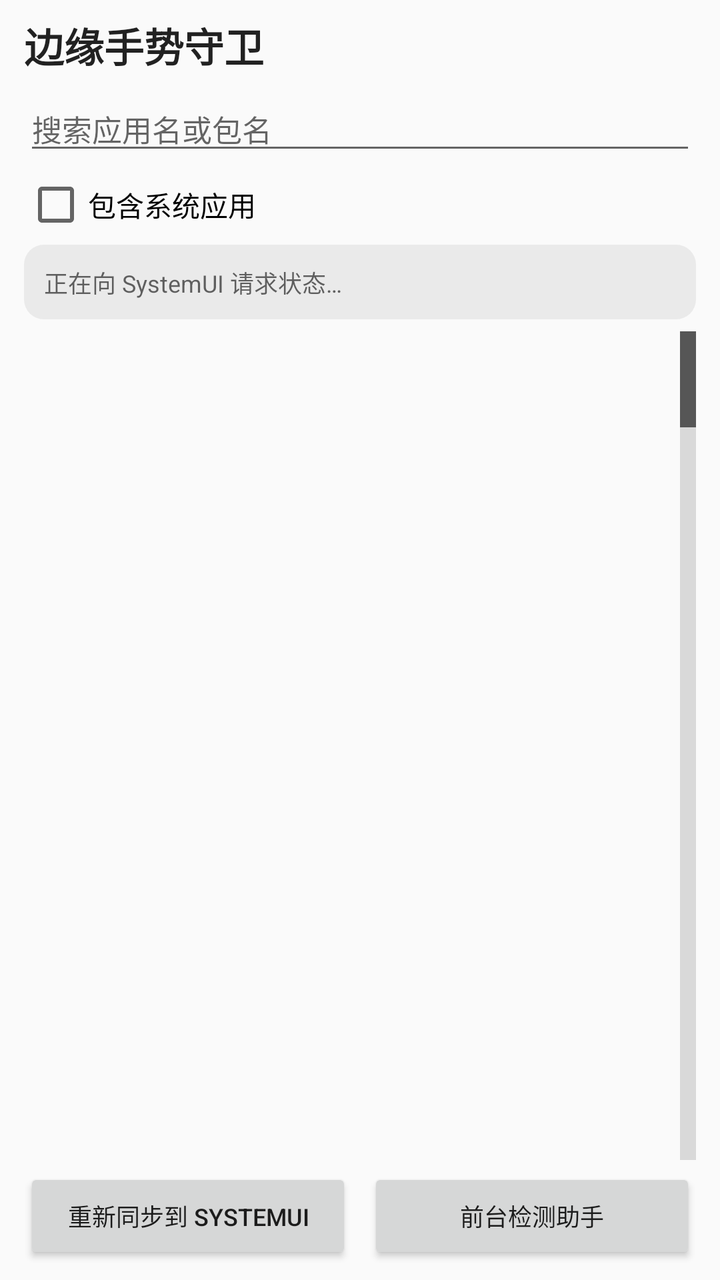
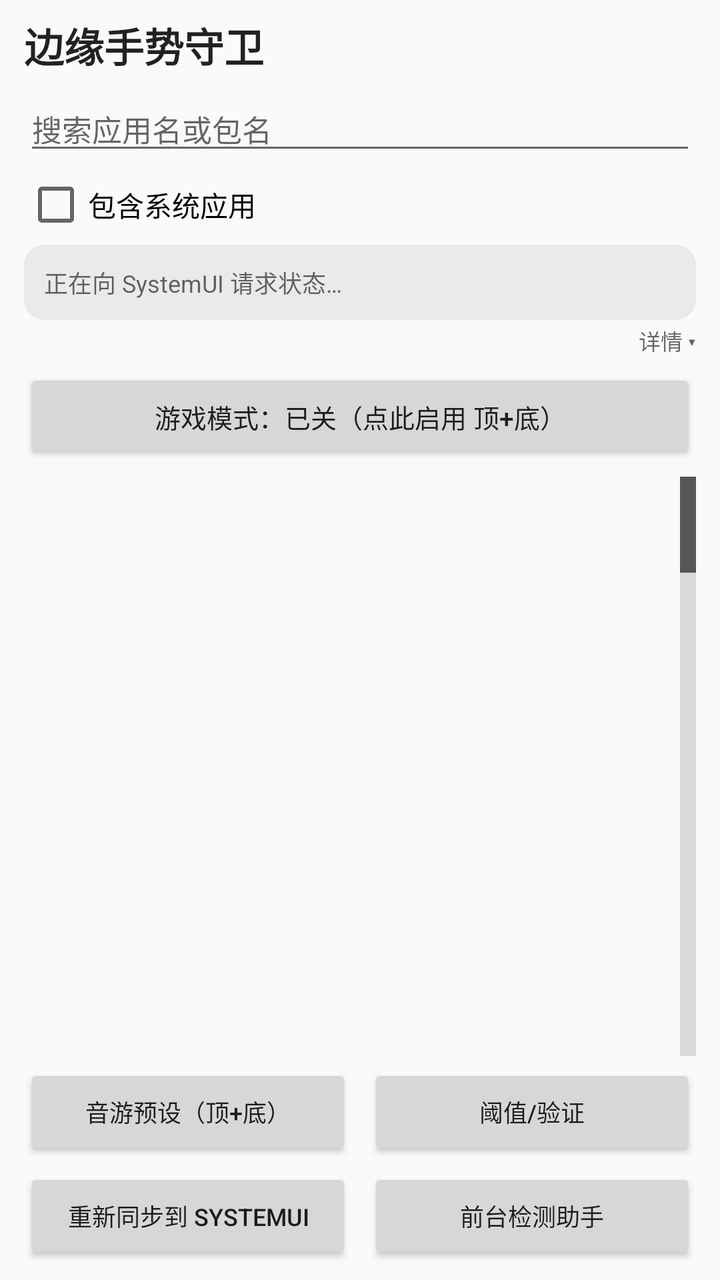

Screens rendered from an Android XML layout before and after an edit, with the pre-edit source and the edit as a unified diff.
<!-- AndroidManifest.xml: application theme AppTheme -->
<!-- res/layout/activity_main.xml -->
<?xml version="1.0" encoding="utf-8"?>
<LinearLayout xmlns:android="http://schemas.android.com/apk/res/android"
    android:layout_width="match_parent"
    android:layout_height="match_parent"
    android:fitsSystemWindows="true"
    android:orientation="vertical"
    android:paddingLeft="12dp"
    android:paddingTop="8dp"
    android:paddingRight="12dp"
    android:paddingBottom="8dp">

    <TextView
        android:layout_width="match_parent"
        android:layout_height="wrap_content"
        android:paddingBottom="6dp"
        android:text="@string/app_name"
        android:textColor="?android:attr/textColorPrimary"
        android:textSize="20sp"
        android:textStyle="bold" />

    <EditText
        android:id="@+id/search"
        android:layout_width="match_parent"
        android:layout_height="wrap_content"
        android:hint="@string/search_hint"
        android:importantForAutofill="no"
        android:inputType="text"
        android:maxLines="1"
        android:textSize="15sp" />

    <CheckBox
        android:id="@+id/include_system"
        android:layout_width="wrap_content"
        android:layout_height="wrap_content"
        android:minHeight="40dp"
        android:text="@string/include_system_apps"
        android:textSize="14sp" />

    <TextView
        android:id="@+id/status_view"
        android:layout_width="match_parent"
        android:layout_height="wrap_content"
        android:background="@drawable/bg_panel"
        android:lineSpacingExtra="2dp"
        android:padding="10dp"
        android:text="@string/status_loading"
        android:textColor="?android:attr/textColorSecondary"
        android:textIsSelectable="true"
        android:textSize="12sp" />

    <FrameLayout
        android:layout_width="match_parent"
        android:layout_height="0dp"
        android:layout_marginTop="6dp"
        android:layout_weight="1">

        <ListView
            android:id="@+id/app_list"
            android:layout_width="match_parent"
            android:layout_height="match_parent"
            android:divider="?android:attr/listDivider"
            android:dividerHeight="1px"
            android:fastScrollEnabled="true" />

        <TextView
            android:id="@+id/empty_view"
            android:layout_width="match_parent"
            android:layout_height="match_parent"
            android:gravity="center"
            android:text="@string/empty_list"
            android:textColor="?android:attr/textColorSecondary"
            android:textSize="14sp"
            android:visibility="gone" />
    </FrameLayout>

    <LinearLayout
        android:layout_width="match_parent"
        android:layout_height="wrap_content"
        android:orientation="horizontal"
        android:paddingTop="4dp">

        <Button
            android:id="@+id/btn_sync"
            android:layout_width="0dp"
            android:layout_height="wrap_content"
            android:layout_weight="1"
            android:text="@string/btn_sync"
            android:textSize="12sp" />

        <Button
            android:id="@+id/btn_accessibility"
            android:layout_width="0dp"
            android:layout_height="wrap_content"
            android:layout_marginStart="8dp"
            android:layout_weight="1"
            android:text="@string/btn_accessibility"
            android:textSize="12sp" />
    </LinearLayout>
</LinearLayout>
<!-- resources referenced by this layout -->
<resources>
  <!-- drawable bg_panel (drawable) -->
  <?xml version="1.0" encoding="utf-8"?>
  <shape xmlns:android="http://schemas.android.com/apk/res/android"
      android:shape="rectangle">
      <solid android:color="#22808080" />
      <corners android:radius="10dp" />
  </shape>
  <string name="app_name">边缘手势守卫</string>
  <string name="btn_accessibility">前台检测助手</string>
  <string name="btn_sync">重新同步到 SystemUI</string>
  <string name="empty_list">没有匹配的应用</string>
  <string name="include_system_apps">包含系统应用</string>
  <string name="search_hint">搜索应用名或包名</string>
  <string name="status_loading">正在向 SystemUI 请求状态…</string>
  <style name="AppTheme" parent="@android:style/Theme.Material.Light.NoActionBar">
          <item name="android:windowBackground">?android:attr/colorBackground</item>
      </style>
</resources>

<!-- the commit's change to res/layout/activity_main.xml (unified diff, before → after) -->
@@ -36,8 +36,9 @@
         android:text="@string/include_system_apps"
         android:textSize="14sp" />
 
+    
     <TextView
-        android:id="@+id/status_view"
+        android:id="@+id/status_brief"
         android:layout_width="match_parent"
         android:layout_height="wrap_content"
         android:background="@drawable/bg_panel"
@@ -45,8 +46,47 @@
         android:padding="10dp"
         android:text="@string/status_loading"
         android:textColor="?android:attr/textColorSecondary"
-        android:textIsSelectable="true"
         android:textSize="12sp" />
+
+    <TextView
+        android:id="@+id/status_toggle"
+        android:layout_width="match_parent"
+        android:layout_height="wrap_content"
+        android:gravity="end"
+        android:paddingTop="2dp"
+        android:paddingBottom="2dp"
+        android:text="@string/status_show_detail"
+        android:textColor="?android:attr/textColorSecondary"
+        android:textSize="11sp" />
+
+    
+    <ScrollView
+        android:id="@+id/status_scroll"
+        android:layout_width="match_parent"
+        android:layout_height="200dp"
+        android:background="@drawable/bg_panel"
+        android:padding="8dp"
+        android:scrollbars="vertical"
+        android:visibility="gone">
+
+        <TextView
+            android:id="@+id/status_view"
+            android:layout_width="match_parent"
+            android:layout_height="wrap_content"
+            android:lineSpacingExtra="2dp"
+            android:text="@string/status_loading"
+            android:textColor="?android:attr/textColorSecondary"
+            android:textIsSelectable="true"
+            android:textSize="12sp" />
+    </ScrollView>
+
+    <Button
+        android:id="@+id/btn_game_mode"
+        android:layout_width="match_parent"
+        android:layout_height="wrap_content"
+        android:layout_marginTop="4dp"
+        android:text="@string/btn_game_mode_off"
+        android:textSize="13sp" />
 
     <FrameLayout
         android:layout_width="match_parent"
@@ -80,6 +120,30 @@
         android:paddingTop="4dp">
 
         <Button
+            android:id="@+id/btn_game_preset"
+            android:layout_width="0dp"
+            android:layout_height="wrap_content"
+            android:layout_weight="1"
+            android:text="@string/btn_game_preset"
+            android:textSize="12sp" />
+
+        <Button
+            android:id="@+id/btn_tuning"
+            android:layout_width="0dp"
+            android:layout_height="wrap_content"
+            android:layout_marginStart="8dp"
+            android:layout_weight="1"
+            android:text="@string/btn_tuning"
+            android:textSize="12sp" />
+    </LinearLayout>
+
+    <LinearLayout
+        android:layout_width="match_parent"
+        android:layout_height="wrap_content"
+        android:orientation="horizontal"
+        android:paddingTop="4dp">
+
+        <Button
             android:id="@+id/btn_sync"
             android:layout_width="0dp"
             android:layout_height="wrap_content"
<!-- resource entries referenced after the edit -->
@@ -9,11 +9,15 @@
   </shape>
   <string name="app_name">边缘手势守卫</string>
   <string name="btn_accessibility">前台检测助手</string>
+  <string name="btn_game_mode_off">游戏模式：已关（点此启用 顶+底）</string>
+  <string name="btn_game_preset">音游预设（顶+底）</string>
   <string name="btn_sync">重新同步到 SystemUI</string>
+  <string name="btn_tuning">阈值/验证</string>
   <string name="empty_list">没有匹配的应用</string>
   <string name="include_system_apps">包含系统应用</string>
   <string name="search_hint">搜索应用名或包名</string>
   <string name="status_loading">正在向 SystemUI 请求状态…</string>
+  <string name="status_show_detail">详情 ▾</string>
   <style name="AppTheme" parent="@android:style/Theme.Material.Light.NoActionBar">
           <item name="android:windowBackground">?android:attr/colorBackground</item>
       </style>
